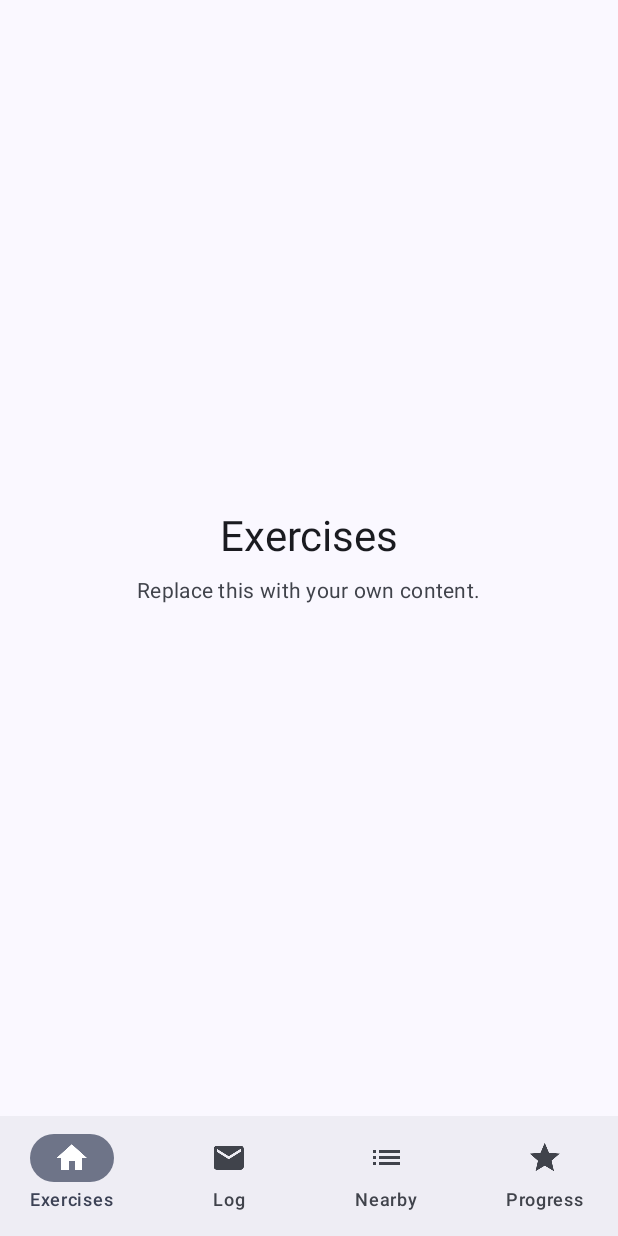
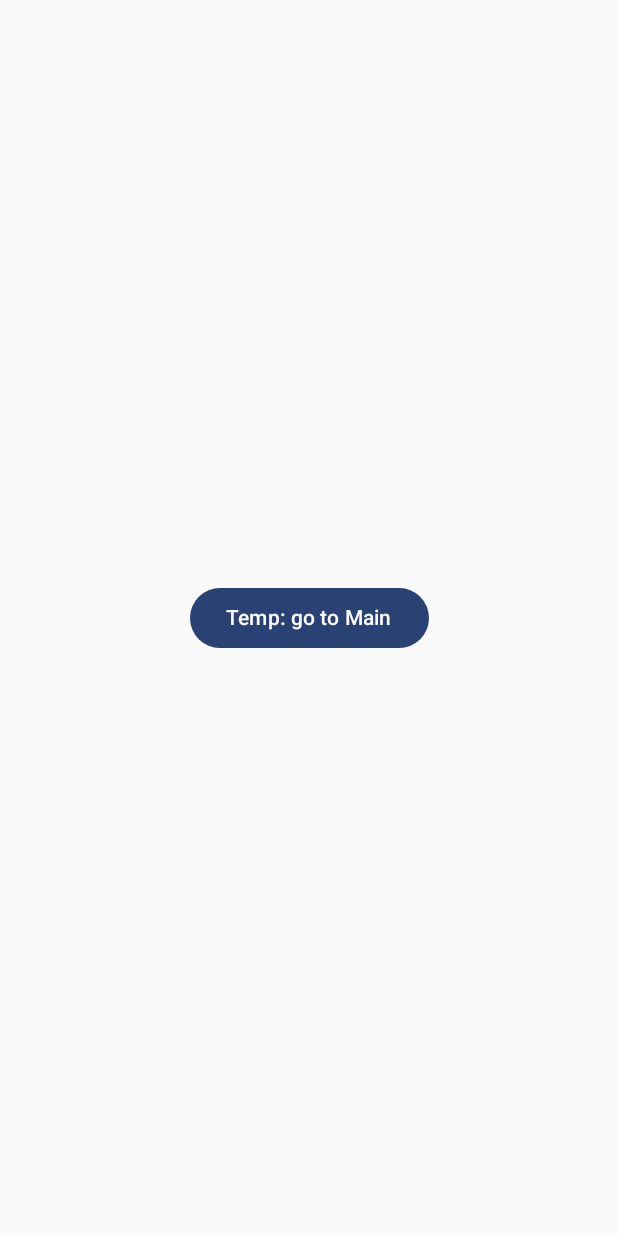
Before and after one commit to Nayuuuuuu/mobileDevelopment, an Android app built with Jetpack Compose: the screen it shows after launch (MainActivity), on a phone screen of 412 x 824 dp. Run offline under Robolectric (Android 15) with nearby library versions, the phone set to English and light mode, and no system bars.

Commit message:
Splash screen

```diff
--- a/app/src/main/java/com/nyp/scaffoldingapp/MainActivity.kt
+++ b/app/src/main/java/com/nyp/scaffoldingapp/MainActivity.kt
@@ -8,6 +8,7 @@ import androidx.annotation.DrawableRes
 import androidx.compose.material3.*
 import androidx.compose.runtime.*
 import androidx.compose.runtime.saveable.rememberSaveable
+import androidx.compose.ui.Alignment
 import androidx.compose.ui.Modifier
 import androidx.compose.ui.res.painterResource
 import com.nyp.scaffoldingapp.ui.pages.*
@@ -24,12 +25,33 @@ enum class Tab(val label: String, @DrawableRes val icon: Int) {
     PAGE4("Progress", R.drawable.ic_star)
 }
 
+enum class Screen { SPLASH, SIGN_IN, MAIN }
+
+@Composable
+fun AppRoot() {
+    var screen by rememberSaveable { mutableStateOf(Screen.SPLASH) }
+
+    when (screen) {
+        Screen.SPLASH -> SplashScreen(
+            onFinished = { isLoggedIn ->
+                screen = if (isLoggedIn) Screen.MAIN else Screen.SIGN_IN
+            }
+        )
+        Screen.SIGN_IN -> {
+            // Placeholder until we build it next
+            Box(Modifier.fillMaxSize(), contentAlignment = Alignment.Center) {
+                Button(onClick = { screen = Screen.MAIN }) { Text("Temp: go to Main") }
+            }
+        }
+        Screen.MAIN -> AppScaffold()
+    }
+}
 class MainActivity : ComponentActivity() {
     override fun onCreate(savedInstanceState: Bundle?) {
         super.onCreate(savedInstanceState)
         setContent {
             ScaffoldingTheme {
-                AppScaffold()
+                AppRoot()
             }
         }
     }
--- /dev/null
+++ b/app/src/main/java/com/nyp/scaffoldingapp/ui/pages/SignInScreen.kt
@@ -0,0 +1 @@
+package com.nyp.scaffoldingapp.ui.pages
--- /dev/null
+++ b/app/src/main/java/com/nyp/scaffoldingapp/ui/pages/SplashScreen.kt
@@ -0,0 +1,38 @@
+package com.nyp.scaffoldingapp.ui.pages
+
+import androidx.compose.foundation.layout.*
+import androidx.compose.material3.*
+import androidx.compose.runtime.*
+import androidx.compose.ui.Alignment
+import androidx.compose.ui.Modifier
+import androidx.compose.ui.res.painterResource
+import androidx.compose.ui.unit.dp
+import com.nyp.scaffoldingapp.R
+import kotlinx.coroutines.delay
+
+@Composable
+fun SplashScreen(onFinished: (isLoggedIn: Boolean) -> Unit) {
+    // Keeps the latest callback without restarting the effect below.
+    val currentOnFinished by rememberUpdatedState(onFinished)
+
+    LaunchedEffect(Unit) {
+        delay(1500) // minimum time to show the logo
+        val isLoggedIn = false // TODO: replace with a real session check
+        currentOnFinished(isLoggedIn)
+    }
+
+    Box(Modifier.fillMaxSize(), contentAlignment = Alignment.Center) {
+        Column(horizontalAlignment = Alignment.CenterHorizontally) {
+            Icon(
+                painter = painterResource(R.drawable.ic_star), // swap for your logo
+                contentDescription = null,
+                modifier = Modifier.size(96.dp),
+                tint = MaterialTheme.colorScheme.primary
+            )
+            Spacer(Modifier.height(16.dp))
+            Text("Scaffolding App", style = MaterialTheme.typography.headlineMedium)
+            Spacer(Modifier.height(24.dp))
+            CircularProgressIndicator()
+        }
+    }
+}
```
Also changed, not shown: 286 other files.
